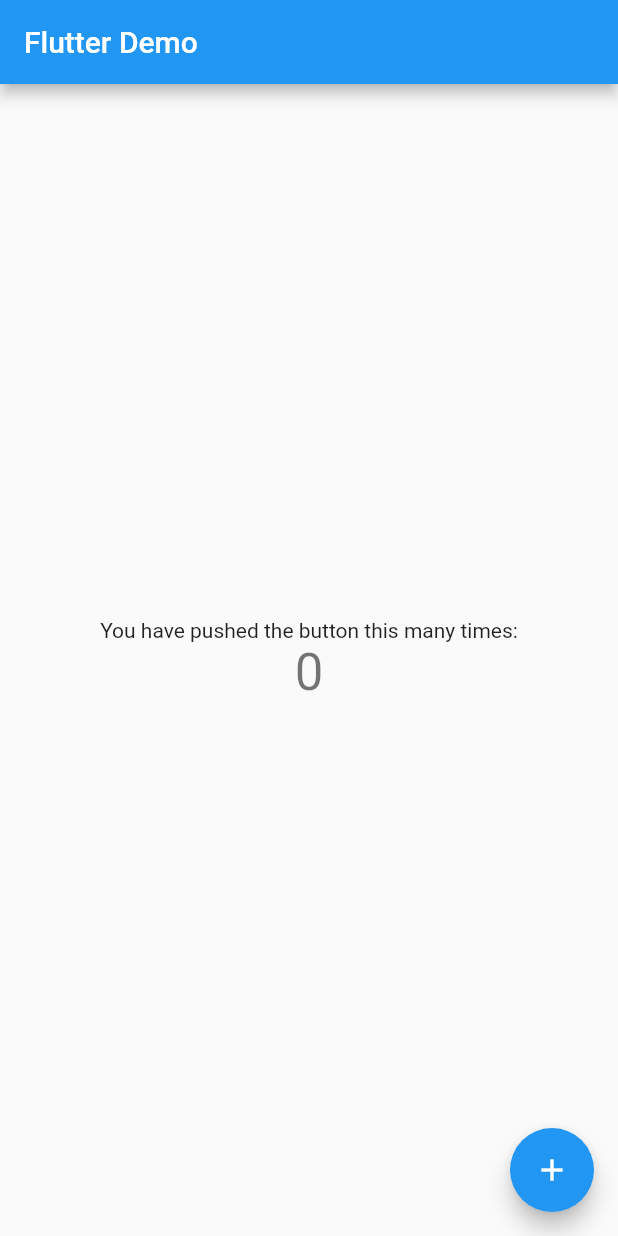
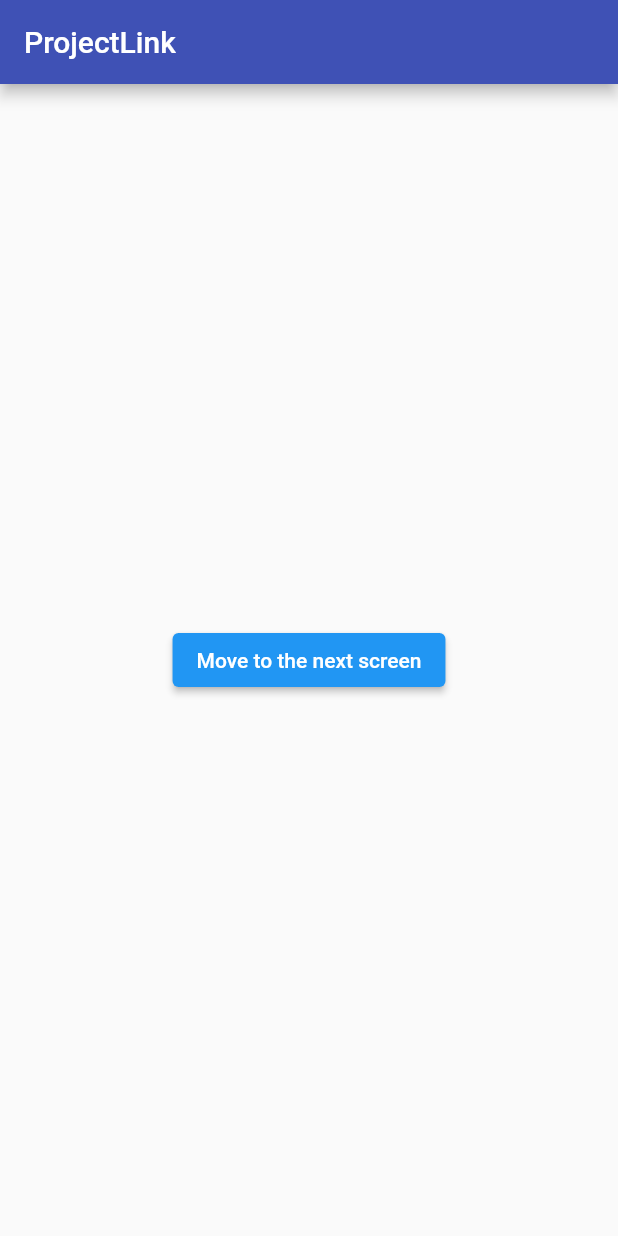
Before and after one commit to semandreis/project_link, a Flutter app: the screen it shows after launch, on a phone screen of 412 x 824 dp. Run offline on Flutter 3.47's test engine with Material 2 defaults, Android fonts, the phone set to English and light mode, and no system bars.

Commit message:
second commit

```diff
--- a/lib/main.dart
+++ b/lib/main.dart
@@ -1,115 +1,81 @@
+// ignore_for_file: avoid_unnecessary_containers
+
 import 'package:flutter/material.dart';
 
 void main() {
   runApp(const MyApp());
 }
 
-class MyApp extends StatelessWidget {
-  const MyApp({super.key});
+class MyApp extends StatefulWidget {
+  const MyApp({Key? key}) : super(key: key);
 
-  // This widget is the root of your application.
+  @override
+  State<MyApp> createState() => _HomePageState();
+}
+
+class _HomePageState extends State<MyApp> {
   @override
   Widget build(BuildContext context) {
     return MaterialApp(
-      title: 'Flutter Demo',
-      theme: ThemeData(
-        // This is the theme of your application.
-        //
-        // Try running your application with "flutter run". You'll see the
-        // application has a blue toolbar. Then, without quitting the app, try
-        // changing the primarySwatch below to Colors.green and then invoke
-        // "hot reload" (press "r" in the console where you ran "flutter run",
-        // or simply save your changes to "hot reload" in a Flutter IDE).
-        // Notice that the counter didn't reset back to zero; the application
-        // is not restarted.
-        primarySwatch: Colors.blue,
-      ),
-      home: const MyHomePage(title: 'Flutter Demo'),
-    );
+        debugShowCheckedModeBanner: false,
+        home: Scaffold(
+            appBar: AppBar(
+              title: const Text('ProjectLink'),
+              backgroundColor: Colors.indigo,
+            ),
+            body: const FirstScreen()));
   }
 }
 
-class MyHomePage extends StatefulWidget {
-  const MyHomePage({super.key, required this.title});
-
-  // This widget is the home page of your application. It is stateful, meaning
-  // that it has a State object (defined below) that contains fields that affect
-  // how it looks.
-
-  // This class is the configuration for the state. It holds the values (in this
-  // case the title) provided by the parent (in this case the App widget) and
-  // used by the build method of the State. Fields in a Widget subclass are
-  // always marked "final".
-
-  final String title;
+class FirstScreen extends StatelessWidget {
+  const FirstScreen({Key? key}) : super(key: key);
 
   @override
-  State<MyHomePage> createState() => _MyHomePageState();
+  Widget build(BuildContext context) {
+    // Avoide unnecessary constainers
+    return Container(
+        child: Center(
+            child: ElevatedButton(
+              onPressed: () => Navigator.of(context)
+                  .push(MaterialPageRoute(builder: (context) => const NewScreen())),
+              child: const Text('Move to the next screen'),
+            )
+        ));
+  }
 }
 
-class _MyHomePageState extends State<MyHomePage> {
-  int _counter = 0;
+class NewScreen extends StatefulWidget {
+  const NewScreen({Key? key}) : super(key: key);
 
-  void _incrementCounter() {
-    setState(() {
-      // This call to setState tells the Flutter framework that something has
-      // changed in this State, which causes it to rerun the build method below
-      // so that the display can reflect the updated values. If we changed
-      // _counter without calling setState(), then the build method would not be
-      // called again, and so nothing would appear to happen.
-      _counter++;
-    });
+  @override
+  State<NewScreen> createState() => _NewScreenState();
+}
+
+class _NewScreenState extends State<NewScreen> {
+  TextEditingController textEditingController = TextEditingController();
+
+  @override
+  void dispose() {
+    textEditingController.dispose();
+    // ignore: avoid_print
+    print('Dispose used');
+    super.dispose();
   }
 
   @override
   Widget build(BuildContext context) {
-    // This method is rerun every time setState is called, for instance as done
-    // by the _incrementCounter method above.
-    //
-    // The Flutter framework has been optimized to make rerunning build methods
-    // fast, so that you can just rebuild anything that needs updating rather
-    // than having to individually change instances of widgets.
     return Scaffold(
       appBar: AppBar(
-        // Here we take the value from the MyHomePage object that was created by
-        // the App.build method, and use it to set our appbar title.
-        title: Text(widget.title),
+        title: const Text('Projects'),
+        backgroundColor: Colors.indigo,
       ),
-      body: Center(
-        // Center is a layout widget. It takes a single child and positions it
-        // in the middle of the parent.
-        child: Column(
-          // Column is also a layout widget. It takes a list of children and
-          // arranges them vertically. By default, it sizes itself to fit its
-          // children horizontally, and tries to be as tall as its parent.
-          //
-          // Invoke "debug painting" (press "p" in the console, choose the
-          // "Toggle Debug Paint" action from the Flutter Inspector in Android
-          // Studio, or the "Toggle Debug Paint" command in Visual Studio Code)
-          // to see the wireframe for each widget.
-          //
-          // Column has various properties to control how it sizes itself and
-          // how it positions its children. Here we use mainAxisAlignment to
-          // center the children vertically; the main axis here is the vertical
-          // axis because Columns are vertical (the cross axis would be
-          // horizontal).
-          mainAxisAlignment: MainAxisAlignment.center,
-          children: <Widget>[
-            const Text(
-              'You have pushed the button this many times:',
-            ),
-            Text(
-              '$_counter',
-              style: Theme.of(context).textTheme.headline4,
-            ),
-          ],
-        ),
-      ),
-      floatingActionButton: FloatingActionButton(
-        onPressed: _incrementCounter,
-        tooltip: 'Increment',
-        child: const Icon(Icons.add),
-      ), // This trailing comma makes auto-formatting nicer for build methods.
+      // Avoide unnsessary constainers
+      body: Container(
+          child: const Center(
+            child: Padding(
+                padding: EdgeInsets.symmetric(horizontal: 20.0),
+                child: Text('This is the new screen, going back will dispose the widget')),
+          )),
     );
   }
 }
```
